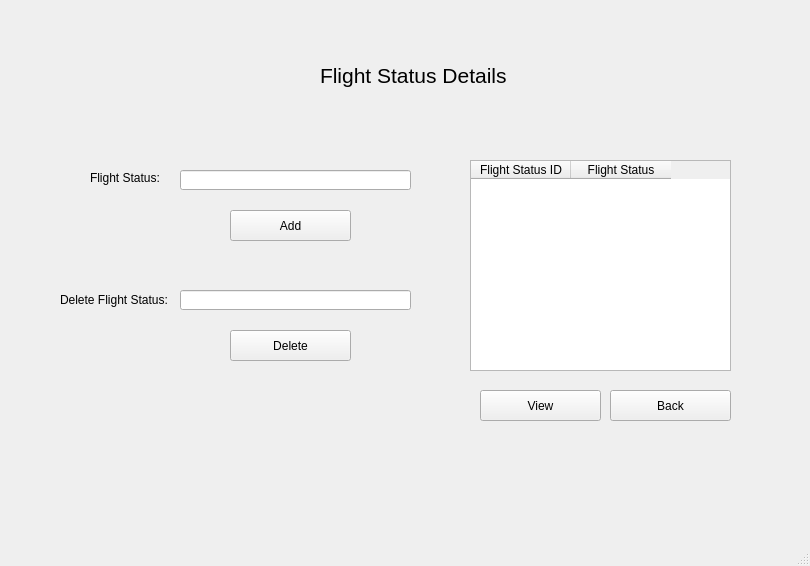
The window that flight status .ui (Muneeba-Badar/DB-Final-Project) describes before a commit, drawn with Qt 5.
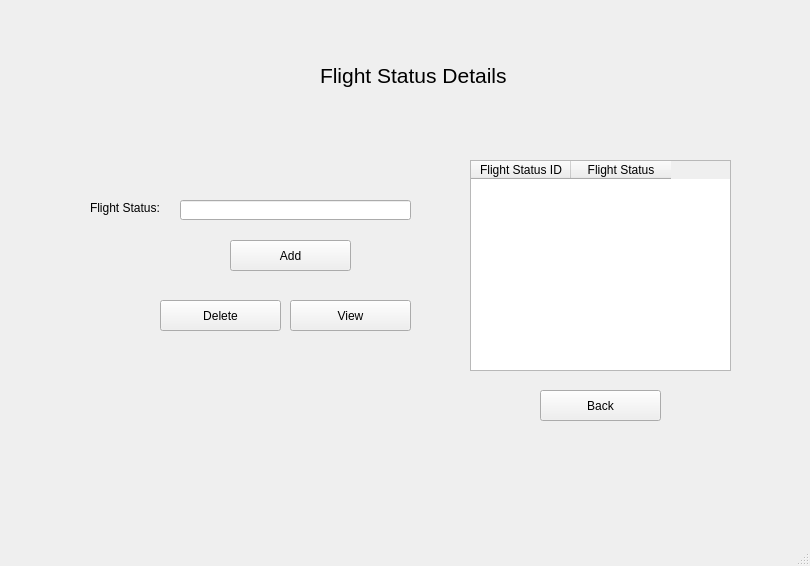
The same window after the commit.

The edit to the form file:
```diff
--- a/flight status .ui
+++ b/flight status .ui
@@ -18,7 +18,7 @@
     <property name="geometry">
      <rect>
       <x>90</x>
-      <y>170</y>
+      <y>200</y>
       <width>81</width>
       <height>16</height>
      </rect>
@@ -35,8 +35,8 @@
    <widget class="QPushButton" name="DelFlightS">
     <property name="geometry">
      <rect>
-      <x>230</x>
-      <y>330</y>
+      <x>160</x>
+      <y>300</y>
       <width>121</width>
       <height>31</height>
      </rect>
@@ -54,7 +54,7 @@
     <property name="geometry">
      <rect>
       <x>230</x>
-      <y>210</y>
+      <y>240</y>
       <width>121</width>
       <height>31</height>
      </rect>
@@ -71,7 +71,7 @@
    <widget class="QPushButton" name="flightStatusBack">
     <property name="geometry">
      <rect>
-      <x>610</x>
+      <x>540</x>
       <y>390</y>
       <width>121</width>
       <height>31</height>
@@ -90,7 +90,7 @@
     <property name="geometry">
      <rect>
       <x>180</x>
-      <y>170</y>
+      <y>200</y>
       <width>231</width>
       <height>20</height>
      </rect>
@@ -119,42 +119,6 @@
      <string>Flight Status Details</string>
     </property>
    </widget>
-   <widget class="QLineEdit" name="deleteFS">
-    <property name="geometry">
-     <rect>
-      <x>180</x>
-      <y>290</y>
-      <width>231</width>
-      <height>20</height>
-     </rect>
-    </property>
-    <property name="font">
-     <font>
-      <pointsize>9</pointsize>
-     </font>
-    </property>
-    <property name="text">
-     <string/>
-    </property>
-   </widget>
-   <widget class="QLabel" name="label_2">
-    <property name="geometry">
-     <rect>
-      <x>60</x>
-      <y>290</y>
-      <width>111</width>
-      <height>20</height>
-     </rect>
-    </property>
-    <property name="font">
-     <font>
-      <pointsize>9</pointsize>
-     </font>
-    </property>
-    <property name="text">
-     <string>Delete Flight Status:</string>
-    </property>
-   </widget>
    <widget class="QTableWidget" name="FStable">
     <property name="geometry">
      <rect>
@@ -178,8 +142,8 @@
    <widget class="QPushButton" name="flightStatusView">
     <property name="geometry">
      <rect>
-      <x>480</x>
-      <y>390</y>
+      <x>290</x>
+      <y>300</y>
       <width>121</width>
       <height>31</height>
      </rect>
```
